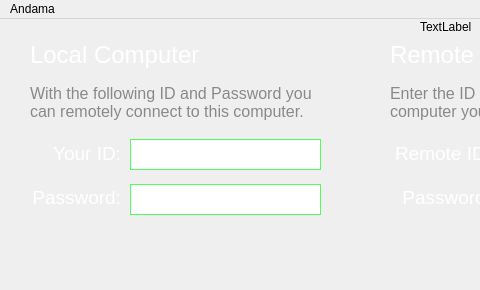
The window that src/Andama/mainwindow.ui (YiannisBourkelis/Andama-Remote-Desktop) describes before a commit, drawn with Qt 5; both pictures show x 0 to 480 and y 0 to 290 of the 728 by 290 pixel window.
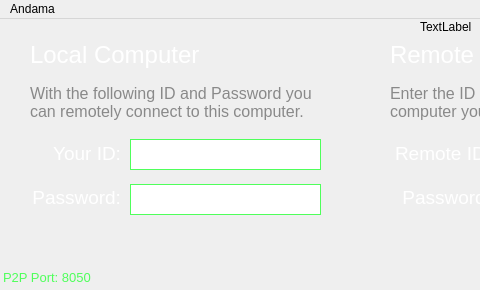
The same window after the commit. Icons and pictures are not drawn.

Commit message:
New classes for adding port forwarding using UPnP
- New project: UPnPManager. Contains tests and classes for adding port
forwarding rules for p2p connections.

- ability to shut down 2 threads on application exit: keepalive and
screenshotworker

- added a label at the bottom left of the main app window that will
display the upnp port when available

```diff
--- a/src/Andama/mainwindow.ui
+++ b/src/Andama/mainwindow.ui
@@ -533,6 +533,34 @@
        <set>Qt::AlignLeading|Qt::AlignLeft|Qt::AlignTop</set>
       </property>
      </widget>
+     <widget class="QLabel" name="lblP2PPort">
+      <property name="geometry">
+       <rect>
+        <x>3</x>
+        <y>250</y>
+        <width>140</width>
+        <height>16</height>
+       </rect>
+      </property>
+      <property name="font">
+       <font>
+        <family>Arial</family>
+        <pointsize>10</pointsize>
+        <weight>50</weight>
+        <bold>false</bold>
+        <kerning>true</kerning>
+       </font>
+      </property>
+      <property name="styleSheet">
+       <string notr="true">color: rgb(79, 255, 91);</string>
+      </property>
+      <property name="text">
+       <string>P2P Port: 8050</string>
+      </property>
+      <property name="alignment">
+       <set>Qt::AlignLeading|Qt::AlignLeft|Qt::AlignVCenter</set>
+      </property>
+     </widget>
      <zorder>lblLocalHead</zorder>
      <zorder>lblRemoteHead</zorder>
      <zorder>lblLocalID</zorder>
```
Left out of the diff: 1 changed line with no effect on the pictures. The commit also changes 15 other files.
